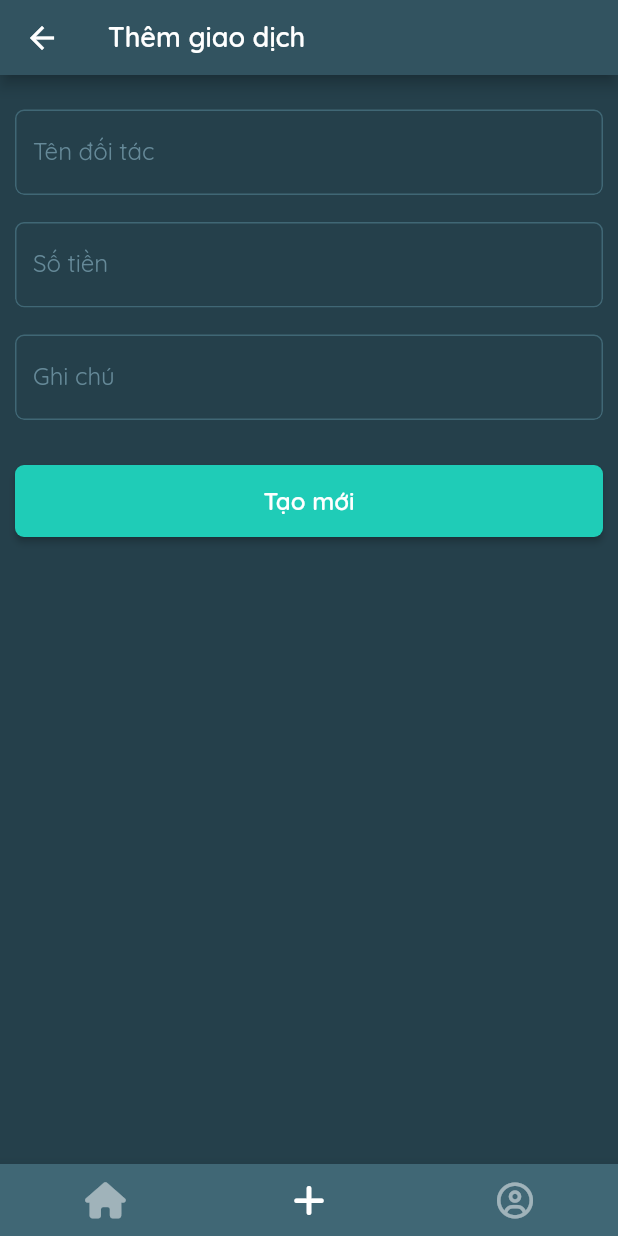
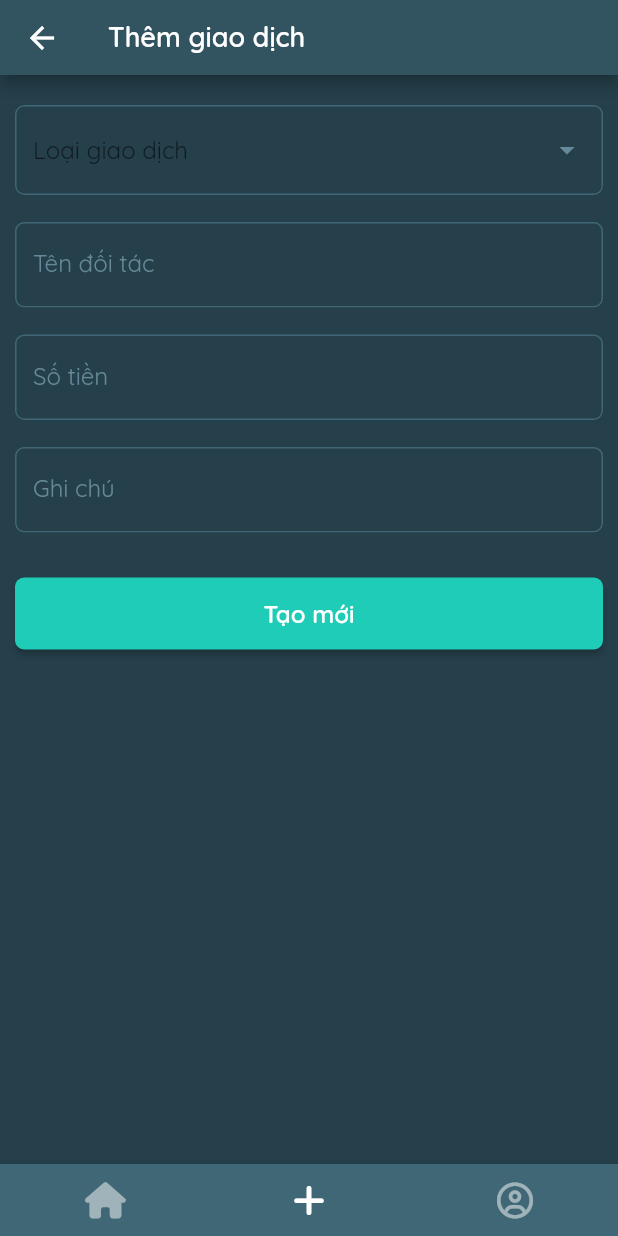
Before and after one commit to v21official/SO_GHI_NO_FLUTTER, a Flutter app: the CreatePage screen opened by its route, on a phone screen of 412 x 824 dp. Run offline on Flutter 3.47's test engine with Material 2 defaults, Android fonts, the phone set to English and light mode, and no system bars; our stand-ins replace dio, flutter_vector_icons, get, google_fonts, toast.

```diff
--- a/lib/app/modules/history_module/create/create_page.dart
+++ b/lib/app/modules/history_module/create/create_page.dart
@@ -7,7 +7,22 @@ import 'package:monitorflutter/app/theme/my_text_form_field.dart';
 import 'package:monitorflutter/app/theme/scaffold_create.dart';
 import 'package:monitorflutter/app/utils/global_variables.dart';
 
-class CreatePage extends StatelessWidget {
+class CreatePage extends StatefulWidget {
+  @override
+  _CreatePage createState() => _CreatePage();
+}
+
+class _CreatePage extends State<CreatePage> {
+  var optionDropdown = [
+    {"name": "Vay", "value": "Vay"},
+    {"name": "Cho vay", "value": "Cho vay"},
+  ];
+  var selected;
+
+  TextEditingController partnerController = new TextEditingController();
+  TextEditingController moneyController = new TextEditingController();
+  TextEditingController noteController = new TextEditingController();
+
   @override
   Widget build(BuildContext context) {
     return ScaffoldCreate(
@@ -23,9 +38,52 @@ class CreatePage extends StatelessWidget {
             crossAxisAlignment: CrossAxisAlignment.stretch,
             children: [
               SizedBox.fromSize(size: Size(0, 20)),
+              ClipRRect(
+                borderRadius: BorderRadius.circular(6.0),
+                child: Container(
+                  color: Colors.transparent,
+                  height: 60,
+                  child: DropdownButtonFormField(
+                    value: selected,
+                    dropdownColor: Color(0xff325360),
+                    decoration: InputDecoration(
+                      border: OutlineInputBorder(),
+                      enabledBorder: OutlineInputBorder(
+                        borderRadius: BorderRadius.circular(6.0),
+                        borderSide: BorderSide(color: Color(0xff406775)),
+                      ),
+                      hintText: 'Loại giao dịch',
+                      hintStyle:
+                          TextStyle(fontSize: 16, color: Color(0xff658998)),
+                    ),
+                    icon: Icon(
+                      Icons.arrow_drop_down,
+                      color: Color(0xff658998),
+                    ),
+                    items: optionDropdown
+                        .map((f) => DropdownMenuItem(
+                              value: f,
+                              child: MyText(
+                                f["name"]!,
+                                color: darkThemeTextInputColor,
+                              ),
+                            ))
+                        .toList(),
+                    onChanged: (value) {
+                      setState(() {
+                        selected = value;
+                      });
+                    },
+                  ),
+                ),
+              ),
+              SizedBox(
+                height: 15,
+              ),
               MyTextFormField(
                 '',
                 labelText: 'Tên đối tác',
+                controller: partnerController,
               ),
               SizedBox(
                 height: 15,
@@ -33,6 +91,8 @@ class CreatePage extends StatelessWidget {
               MyTextFormField(
                 '',
                 labelText: 'Số tiền',
+                keyboardType: TextInputType.number,
+                controller: moneyController,
               ),
               SizedBox(
                 height: 15,
@@ -40,13 +100,18 @@ class CreatePage extends StatelessWidget {
               MyTextFormField(
                 '',
                 labelText: 'Ghi chú',
+                controller: noteController,
                 maxLines: 2,
               ),
               SizedBox.fromSize(size: Size(0, 30)),
               MyButton(
                 buttonSubmitColor,
                 function: () {
-                  print('added');
+                  print('====================================');
+                  print(selected['name']);
+                  print(partnerController.text);
+                  print(moneyController.text);
+                  print(noteController.text);
                 },
                 child: MyText(
                   CONSTANT.TEXT_CREATE,
--- a/lib/app/theme/my_text_form_field.dart
+++ b/lib/app/theme/my_text_form_field.dart
@@ -23,6 +23,7 @@ class MyTextFormField extends StatelessWidget {
     this.hintStyle = hintStyleInputLogin,
     this.icon,
     this.onTap,
+    this.controller,
     this.obscureText = false,
   }) : super(key: key);
 
@@ -43,6 +44,7 @@ class MyTextFormField extends StatelessWidget {
   final double? height;
   final Icon? icon;
   final Function? onTap;
+  final TextEditingController? controller;
   final bool obscureText; // password: string => ***
 
   @override
@@ -57,6 +59,7 @@ class MyTextFormField extends StatelessWidget {
             padding: const EdgeInsets.only(top: 3),
             child: TextFormField(
               onTap: () => onTap,
+              controller: controller,
               focusNode: focusNode,
               obscureText: obscureText,
               maxLines: maxLines,
--- a/lib/app/utils/global_variables.dart
+++ b/lib/app/utils/global_variables.dart
@@ -1,6 +1,6 @@
 class CONSTANT {
   //Globals
-  static const String LOGO_INET = "assets/images/Logo.png";
+  static const String LOGO_INET = "assets/images/logo1.png";
   static const String MAIN_BACKGROUND = "assets/images/Intersection.png";
   static const String TOP_BACKGROUND = "assets/images/top-bg.png";
   static const double FONT_SIZE_DEFAULT = 12;
--- a/pubspec.yaml
+++ b/pubspec.yaml
@@ -39,6 +39,7 @@ dependencies:
   getwidget: "^2.0.1-nullsafety.4"
   flutter_vector_icons: ^1.0.0
   google_fonts: ^2.0.0
+  toast: ^0.1.5
 
 dev_dependencies:
   flutter_test:
```
Also changed, not shown: lib/app/modules/user_module/login/login_page.dart (+33 -3 lines), lib/app/theme/scaffold_login.dart (+2 -5 lines), 1 other file.
